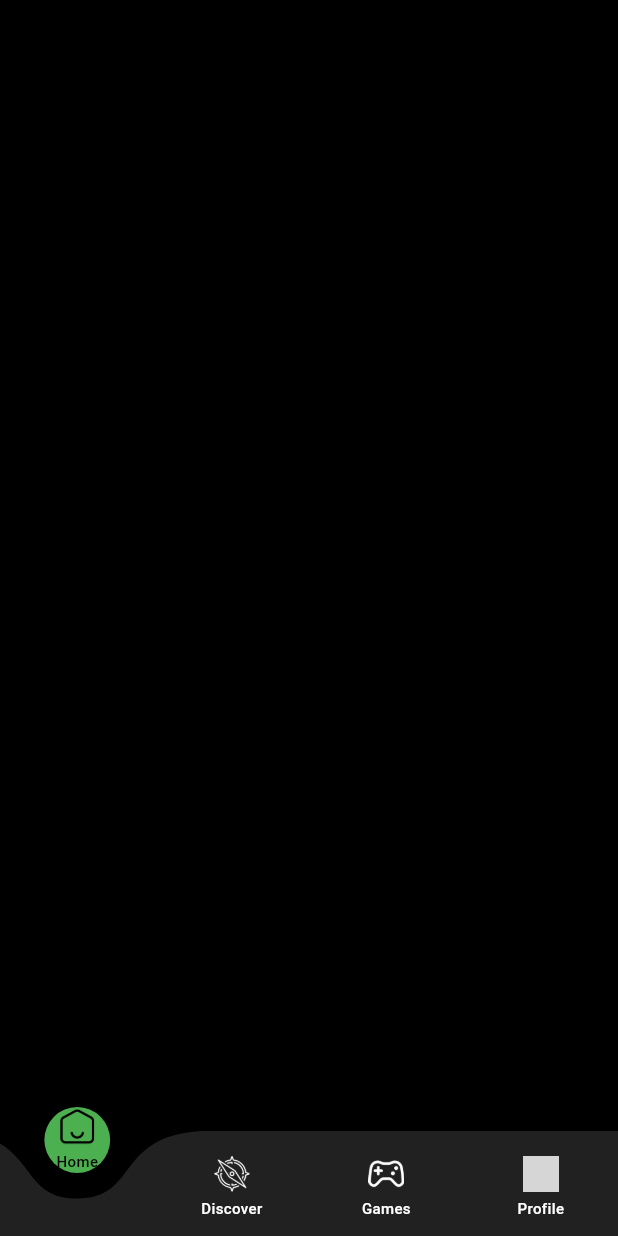
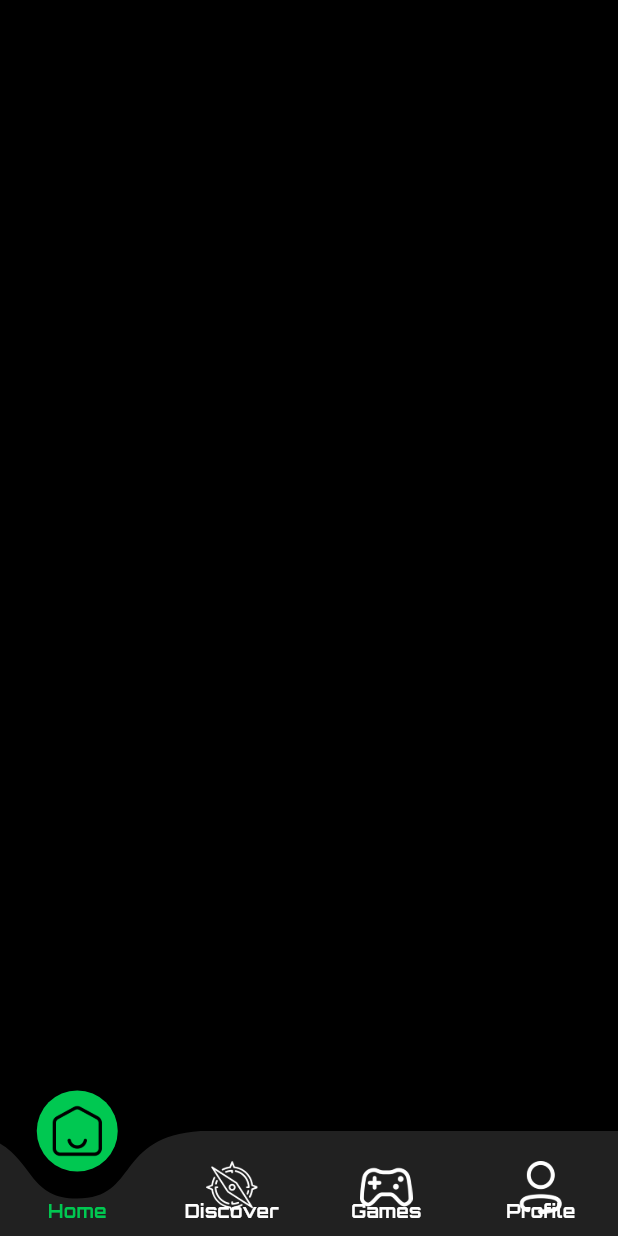
Before and after one commit to reyansh-byte/Gamestash, a Flutter app: the Homepage screen opened directly, on a phone screen of 412 x 824 dp. Run offline on Flutter 3.47's test engine with Material 3 defaults, Android fonts, the light colour scheme and no system bars; drawn by our look-alikes of curved_navigation_bar; our stand-ins replace google_fonts; grey boxes are pictures that could not be loaded.

Commit message:
Homepage commit

```diff
--- a/lib/homepage.dart
+++ b/lib/homepage.dart
@@ -1,5 +1,6 @@
 import 'package:curved_navigation_bar/curved_navigation_bar.dart';
 import 'package:flutter/material.dart';
+import 'package:google_fonts/google_fonts.dart';
 
 class Homepage extends StatefulWidget {
   const Homepage({super.key});
@@ -10,105 +11,98 @@ class Homepage extends StatefulWidget {
 
 class _HomepageState extends State<Homepage> {
   int _currentIndex = 0;
+
+  final List<_NavItemData> _navItems = [
+    _NavItemData('assets/home.png', 'Home'),
+    _NavItemData('assets/compass.png', 'Discover'),
+    _NavItemData('assets/game.png', 'Games'),
+    _NavItemData('assets/profile-candidate.png', 'Profile'),
+  ];
+
   @override
   Widget build(BuildContext context) {
     return Scaffold(
       backgroundColor: Colors.black,
-      bottomNavigationBar: CurvedNavigationBar(
-        backgroundColor: Colors.black,
-        color: Colors.grey[900]!,
-        buttonBackgroundColor: Colors.green,
-        height: 70,
-        index: _currentIndex,
-        items: <Widget>[
-          Column(
-            mainAxisSize: MainAxisSize.min,
-            children: [
-              Image.asset(
-                'assets/home.png',
-                width: 24,
-                height: 24,
-                color: _currentIndex == 0 ? Colors.black : Colors.white,
+      bottomNavigationBar: Stack(
+        children: [
+          CurvedNavigationBar(
+            height: 70,
+            index: _currentIndex,
+            backgroundColor: Colors.black,
+            color: Colors.grey[900]!,
+            buttonBackgroundColor: Colors.transparent,
+            items: List.generate(_navItems.length, (index) {
+              final isSelected = _currentIndex == index;
+
+              if (isSelected) {
+                return Container(
+                  width: 54,
+                  height: 54,
+                  decoration: const BoxDecoration(
+                    color: Color(0xFF00C851),
+                    shape: BoxShape.circle,
+                  ),
+                  child: Center(
+                    child: Image.asset(
+                      _navItems[index].iconPath,
+                      width: 35,
+                      height: 35,
+                      color: Colors.black,
+                    ),
+                  ),
+                );
+              } else {
+                return Image.asset(
+                  _navItems[index].iconPath,
+                  width: 35,
+                  height: 35,
+                  color: Colors.white,
+                );
+              }
+            }),
+            onTap: (index) {
+              setState(() {
+                _currentIndex = index;
+              });
+            },
+          ),
+          // Text labels overlay
+          Positioned(
+            bottom: 0,
+            left: 0,
+            right: 0,
+            child: Container(
+              height: 70,
+              child: Row(
+                children: List.generate(_navItems.length, (index) {
+                  final isSelected = _currentIndex == index;
+                  return Expanded(
+                    child: Container(
+                      alignment: Alignment.bottomCenter,
+                      padding: const EdgeInsets.only(bottom: 8),
+                      child: Text(
+                        _navItems[index].label,
+                        style: GoogleFonts.orbitron(
+                          color: isSelected ? Color(0xFF00C851) : Colors.white,
+                          fontSize: 12,
+                          fontWeight: isSelected ? FontWeight.bold : FontWeight.bold,
+                        ),
+                      ),
+                    ),
+                  );
+                }),
               ),
-              SizedBox(height: 4),
-              Text(
-                'Home',
-                style: TextStyle(
-                  color: _currentIndex == 0 ? Colors.black : Colors.white,
-                  fontSize: 10,
-                  fontWeight: FontWeight.w500,
-                ),
-              ),
-            ],
-          ),
-          Column(
-            mainAxisSize: MainAxisSize.min,
-            children: [
-              Image.asset(
-                'assets/compass.png',
-                width: 24,
-                height: 24,
-                color: _currentIndex == 1 ? Colors.black : Colors.white,
-              ),
-              SizedBox(height: 4),
-              Text(
-                'Discover',
-                style: TextStyle(
-                  color: _currentIndex == 1 ? Colors.black : Colors.white,
-                  fontSize: 10,
-                  fontWeight: FontWeight.w500,
-                ),
-              ),
-            ],
-          ),
-          Column(
-            mainAxisSize: MainAxisSize.min,
-            children: [
-              Image.asset(
-                'assets/game.png',
-                width: 24,
-                height: 24,
-                color: _currentIndex == 2 ? Colors.black : Colors.white,
-              ),
-              SizedBox(height: 4),
-              Text(
-                'Games',
-                style: TextStyle(
-                  color: _currentIndex == 2 ? Colors.black : Colors.white,
-                  fontSize: 10,
-                  fontWeight: FontWeight.w500,
-                ),
-              ),
-            ],
-          ),
-          Column(
-            mainAxisSize: MainAxisSize.min,
-            children: [
-              Image.asset(
-                'assets/profile_candidate.png',
-                width: 24,
-                height: 24,
-                color: _currentIndex == 3 ? Colors.black : Colors.white,
-              ),
-              SizedBox(height: 4),
-              Text(
-                'Profile',
-                style: TextStyle(
-                  color: _currentIndex == 3 ? Colors.black : Colors.white,
-                  fontSize: 10,
-                  fontWeight: FontWeight.w500,
-                ),
-              ),
-            ],
+            ),
           ),
         ],
-        onTap: (index) {
-          setState(() {
-            _currentIndex = index;
-          });
-          print('Tapped index: $index');
-        },
       ),
     );
   }
 }
+
+class _NavItemData {
+  final String iconPath;
+  final String label;
+
+  const _NavItemData(this.iconPath, this.label);
+}
```
